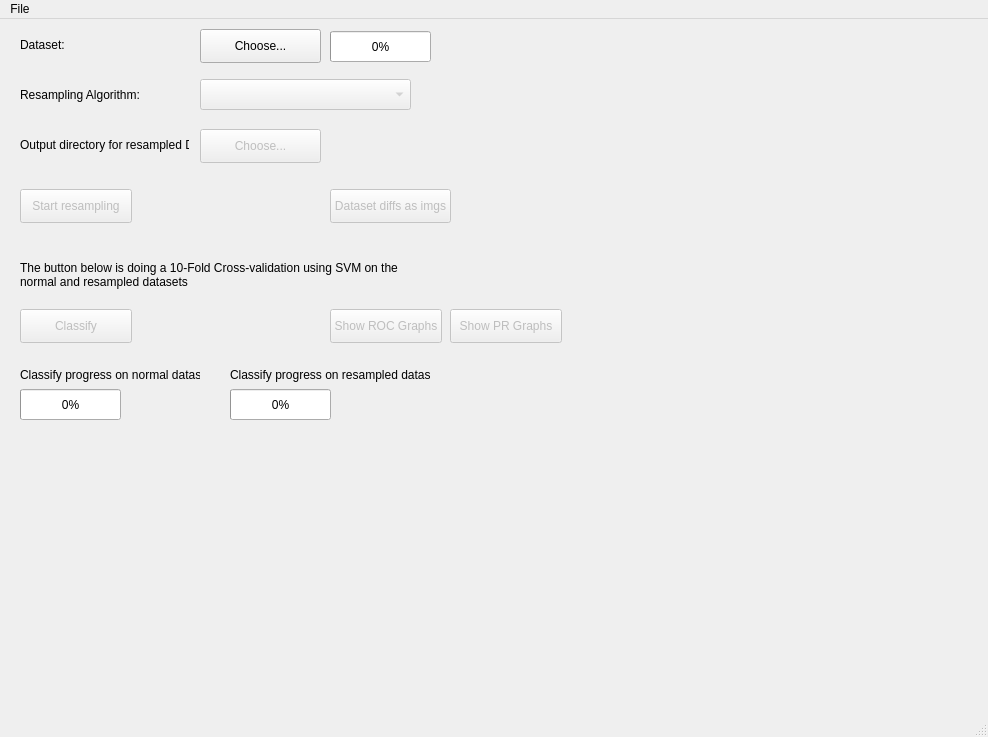
Above: main_ui.ui from punkie/resampler_new before the change. Below: the same form after it.
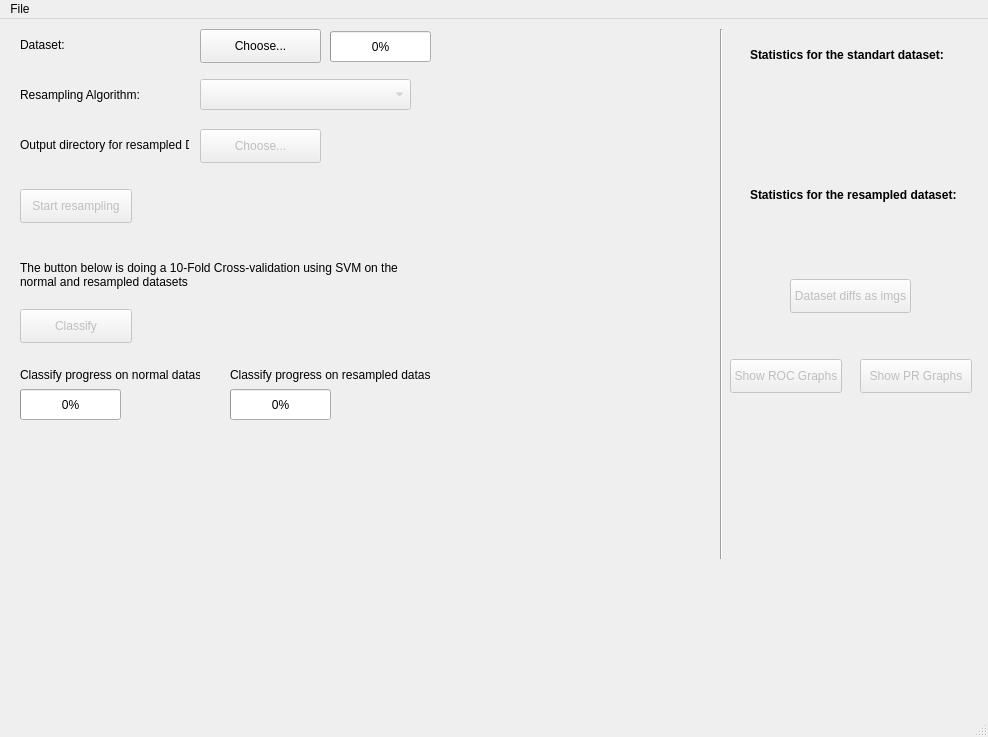
That is the form after the change.

The edit to the form file:
```diff
--- a/main_ui.ui
+++ b/main_ui.ui
@@ -119,8 +119,8 @@
    <widget class="QLabel" name="datasetStatisticsLabel">
     <property name="geometry">
      <rect>
-      <x>710</x>
-      <y>10</y>
+      <x>750</x>
+      <y>60</y>
       <width>191</width>
       <height>51</height>
      </rect>
@@ -224,8 +224,8 @@
    <widget class="QLabel" name="resampledDatasetStatistics">
     <property name="geometry">
      <rect>
-      <x>710</x>
-      <y>160</y>
+      <x>750</x>
+      <y>200</y>
       <width>191</width>
       <height>51</height>
      </rect>
@@ -243,8 +243,8 @@
     </property>
     <property name="geometry">
      <rect>
-      <x>330</x>
-      <y>170</y>
+      <x>790</x>
+      <y>260</y>
       <width>121</width>
       <height>34</height>
      </rect>
@@ -407,8 +407,8 @@
     </property>
     <property name="geometry">
      <rect>
-      <x>330</x>
-      <y>290</y>
+      <x>730</x>
+      <y>340</y>
       <width>112</width>
       <height>34</height>
      </rect>
@@ -423,8 +423,8 @@
     </property>
     <property name="geometry">
      <rect>
-      <x>450</x>
-      <y>290</y>
+      <x>860</x>
+      <y>340</y>
       <width>112</width>
       <height>34</height>
      </rect>
@@ -433,6 +433,75 @@
      <string>Show PR Graphs</string>
     </property>
    </widget>
+   <widget class="Line" name="line">
+    <property name="geometry">
+     <rect>
+      <x>720</x>
+      <y>10</y>
+      <width>3</width>
+      <height>530</height>
+     </rect>
+    </property>
+    <property name="orientation">
+     <enum>Qt::Vertical</enum>
+    </property>
+   </widget>
+   <widget class="QLabel" name="statsLabelNormalDs">
+    <property name="geometry">
+     <rect>
+      <x>750</x>
+      <y>20</y>
+      <width>200</width>
+      <height>31</height>
+     </rect>
+    </property>
+    <property name="maximumSize">
+     <size>
+      <width>200</width>
+      <height>91</height>
+     </size>
+    </property>
+    <property name="font">
+     <font>
+      <weight>75</weight>
+      <bold>true</bold>
+     </font>
+    </property>
+    <property name="toolTip">
+     <string>Only csv datasets are acceptable!</string>
+    </property>
+    <property name="text">
+     <string>Statistics for the standart dataset:</string>
+    </property>
+   </widget>
+   <widget class="QLabel" name="statsLabelNormalDs_2">
+    <property name="geometry">
+     <rect>
+      <x>750</x>
+      <y>160</y>
+      <width>220</width>
+      <height>31</height>
+     </rect>
+    </property>
+    <property name="maximumSize">
+     <size>
+      <width>220</width>
+      <height>91</height>
+     </size>
+    </property>
+    <property name="font">
+     <font>
+      <weight>75</weight>
+      <bold>true</bold>
+     </font>
+    </property>
+    <property name="toolTip">
+     <string>Only csv datasets are acceptable!</string>
+    </property>
+    <property name="text">
+     <string>Statistics for the resampled dataset:</string>
+    </property>
+   </widget>
   </widget>
   <widget class="QMenuBar" name="menubar">
    <property name="geometry">
```
